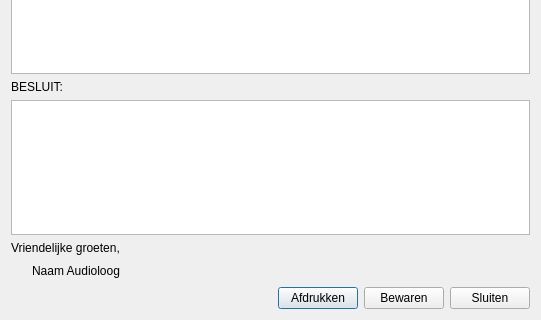
Qt form AudioAdmin/ui/briefarts.ui (Roelio81/audioadmin) before a commit; both pictures show x 0 to 541 and y 300 to 620 of the 541 by 620 pixel window.
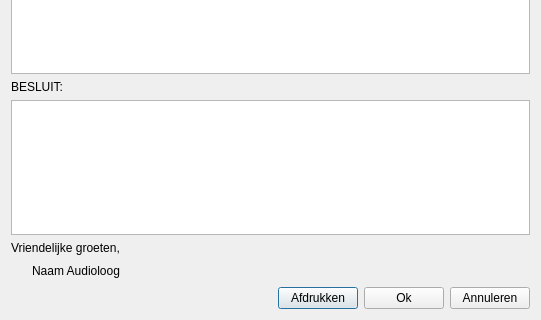
The same form after that commit. Icons and pictures are not drawn.

Commit message: De knoppen bewaren-sluiten vervangen met logischere knoppen: ok-

The edit to the form file:
```diff
--- a/AudioAdmin/ui/briefarts.ui
+++ b/AudioAdmin/ui/briefarts.ui
@@ -258,14 +258,14 @@
    <item row="16" column="4">
     <widget class="QPushButton" name="b_bewaren">
      <property name="text">
-      <string>Bewaren</string>
+      <string>Ok</string>
      </property>
     </widget>
    </item>
    <item row="16" column="5">
     <widget class="QPushButton" name="b_sluiten">
      <property name="text">
-      <string>Sluiten</string>
+      <string>Annuleren</string>
      </property>
     </widget>
    </item>
```
Left out of the diff: 4 changed lines with no effect on the pictures. The commit also changes 8 other files.
